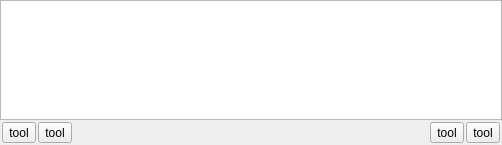
Before: the Qt Designer form components/projecteditor/lib/score.ui in artm/WatchThatSound3, drawn with Qt 5.
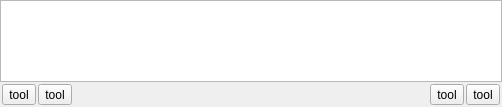
After: the same form once the commit is applied.

The edit to the form file:
```diff
--- a/components/projecteditor/lib/score.ui
+++ b/components/projecteditor/lib/score.ui
@@ -7,7 +7,7 @@
     <x>0</x>
     <y>0</y>
     <width>502</width>
-    <height>145</height>
+    <height>107</height>
    </rect>
   </property>
   <property name="windowTitle">
@@ -23,7 +23,7 @@
    <item>
     <widget class="QGraphicsView" name="graphicsView">
      <property name="sizePolicy">
-      <sizepolicy hsizetype="Expanding" vsizetype="MinimumExpanding">
+      <sizepolicy hsizetype="Expanding" vsizetype="Minimum">
        <horstretch>0</horstretch>
        <verstretch>0</verstretch>
       </sizepolicy>
@@ -31,13 +31,19 @@
      <property name="minimumSize">
       <size>
        <width>0</width>
-       <height>60</height>
+       <height>80</height>
       </size>
      </property>
     </widget>
    </item>
    <item>
     <widget class="QWidget" name="buttons" native="true">
+     <property name="sizePolicy">
+      <sizepolicy hsizetype="Preferred" vsizetype="Fixed">
+       <horstretch>0</horstretch>
+       <verstretch>0</verstretch>
+      </sizepolicy>
+     </property>
      <layout class="QHBoxLayout" name="horizontalLayout">
       <property name="spacing">
        <number>2</number>
```
